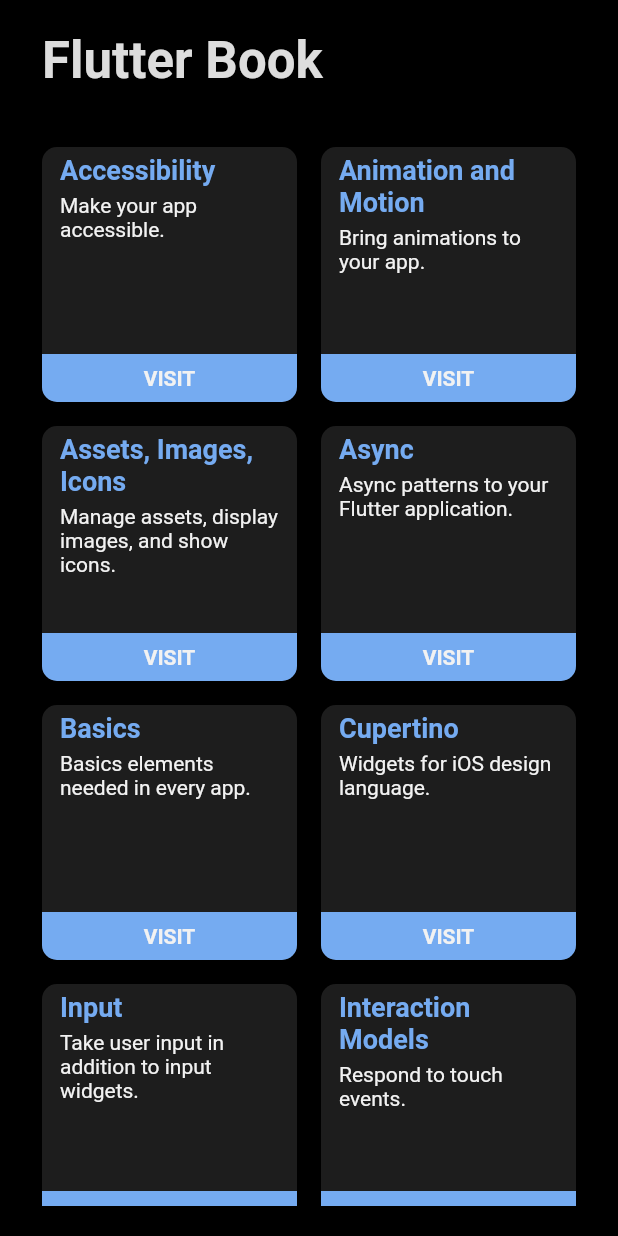
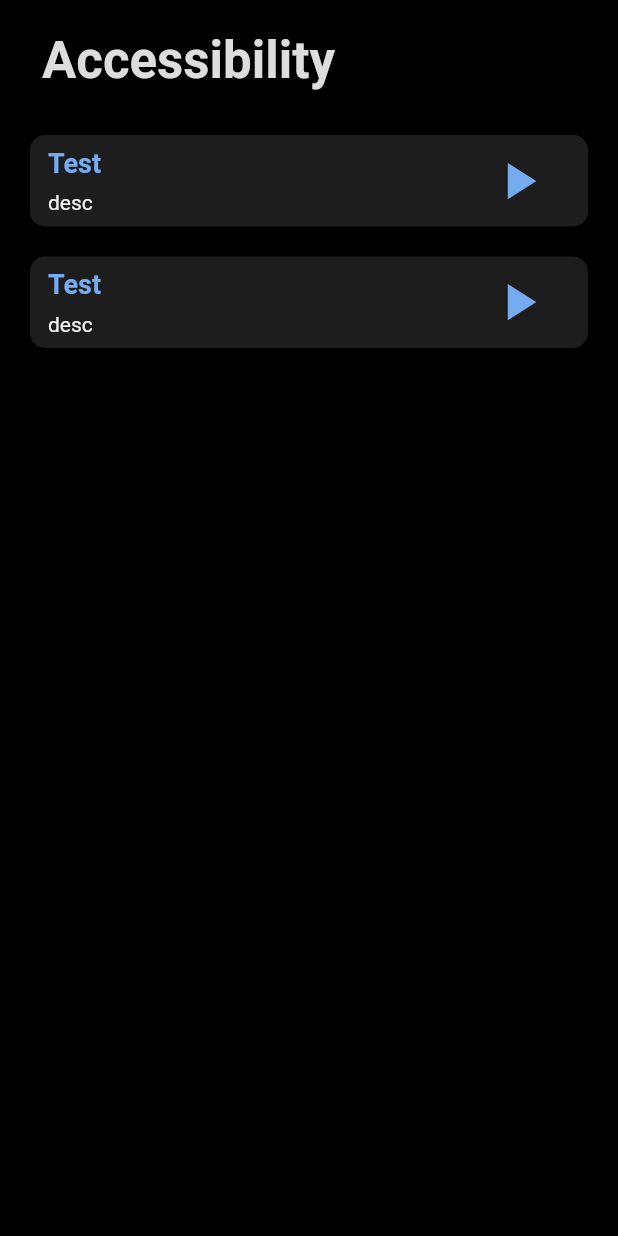
Before and after one commit to GreyImediary/flutter_book, a Flutter app: the screen it shows after launch, after a tap on "Accessibility", on a phone screen of 412 x 824 dp. Run offline on Flutter 3.47's test engine with Material 2 defaults, Android fonts, the phone set to English and light mode, and no system bars.

Commit message:
add category screen and widget item for displaying widget list

```diff
--- /dev/null
+++ b/lib/data/widget_data.dart
@@ -0,0 +1,9 @@
+class WidgetData {
+  final String title;
+  final String desc;
+  final String route;
+  final String heroTag;
+
+  WidgetData(this.title, this.desc, this.route, this.heroTag);
+
+}
--- a/lib/main.dart
+++ b/lib/main.dart
@@ -1,4 +1,6 @@
 import 'package:flutter/material.dart';
+import 'package:flutter_book/data/widget_data.dart';
+import 'package:flutter_book/screens/category_screen.dart';
 import 'package:flutter_book/screens/main_screen.dart';
 
 void main() {
@@ -12,6 +14,11 @@ class MyApp extends StatelessWidget {
       initialRoute: '/',
       routes: {
         '/': (context) => MainScreen(),
+        '/accessibility': (context) =>
+            CategoryScreen('Accessibility', 'accessibility', [
+              WidgetData('Test', 'desc', 'route', 'heroTag'),
+              WidgetData('Test', 'desc', 'route', 'heroTag1')
+            ])
       },
       title: 'Flutter Demo',
       theme: ThemeData(
@@ -19,18 +26,13 @@ class MyApp extends StatelessWidget {
         scaffoldBackgroundColor: Colors.black,
         primaryColorDark: Color(0xff1d1d1d),
         textTheme: TextTheme(
-          headline4: TextStyle(
-            color: Color(0xffdddddd),
-            fontWeight: FontWeight.bold
-          ),
+          headline4:
+              TextStyle(color: Color(0xffdddddd), fontWeight: FontWeight.bold),
           headline6: TextStyle(
-            color: Color(0xff75abf1),
-            fontSize: 18,
-            fontWeight: FontWeight.bold
-          ),
-          bodyText2: TextStyle(
-            color: Color(0xfff2f2f2)
-          ),
+              color: Color(0xff75abf1),
+              fontSize: 18,
+              fontWeight: FontWeight.bold),
+          bodyText2: TextStyle(color: Color(0xfff2f2f2)),
         ),
       ),
     );
--- /dev/null
+++ b/lib/screens/category_screen.dart
@@ -0,0 +1,44 @@
+import 'package:flutter/material.dart';
+import 'package:flutter_book/data/widget_data.dart';
+import 'package:flutter_book/widgets/category_screen_widgets/widget_item.dart';
+
+class CategoryScreen extends StatelessWidget {
+  final String title;
+  final String heroTag;
+  final List<WidgetData> widgets;
+
+  CategoryScreen(this.title, this.heroTag, this.widgets);
+
+  @override
+  Widget build(BuildContext context) {
+    return Scaffold(
+      body: SafeArea(
+        child: Padding(
+          padding: const EdgeInsets.all(20.0),
+          child: ListView(
+            scrollDirection: Axis.vertical,
+            shrinkWrap: true,
+            children: <Widget>[
+              Padding(
+                padding: const EdgeInsets.only(left: 8),
+                child: Hero(
+                  tag: heroTag,
+                  child: Text(
+                    title,
+                    style: Theme.of(context).textTheme.headline4,
+                  ),
+                ),
+              ),
+              Container(
+                height: 30,
+              ),
+             ...widgets.map((e) => WidgetItem(e))
+            ],
+          ),
+        ),
+      ),
+    );
+  }
+
+
+}
--- /dev/null
+++ b/lib/widgets/category_screen_widgets/widget_item.dart
@@ -0,0 +1,80 @@
+import 'package:flutter/material.dart';
+import 'package:flutter_book/data/widget_data.dart';
+
+class WidgetItem extends StatelessWidget {
+  final WidgetData data;
+
+  WidgetItem(this.data);
+
+  @override
+  Widget build(BuildContext context) {
+    return Padding(
+      padding: const EdgeInsets.only(bottom: 20),
+      child: Material(
+        color: Theme
+            .of(context)
+            .primaryColorDark,
+        borderRadius: BorderRadius.circular(10),
+        child: InkWell(
+            borderRadius: BorderRadius.circular(10),
+            onTap: () => Navigator.of(context).pushNamed(data.route),
+            child: Row(
+              crossAxisAlignment: CrossAxisAlignment.center,
+              mainAxisAlignment: MainAxisAlignment.start,
+              children: <Widget>[
+                Flexible(
+                  flex: 3,
+                  child: Padding(
+                    padding: const EdgeInsets.symmetric(
+                      horizontal: 12,
+                      vertical: 8,
+                    ),
+                    child: Column(
+                      mainAxisAlignment: MainAxisAlignment.start,
+                      crossAxisAlignment: CrossAxisAlignment.start,
+                      children: <Widget>[
+                        Hero(
+                          tag: data.heroTag,
+                          child: Text(
+                            data.title,
+                            style:
+                            Theme
+                                .of(context)
+                                .textTheme
+                                .headline6,
+                          ),
+                        ),
+                        Container(height: 8,),
+                        Text(
+                          data.desc,
+                          style:
+                          Theme
+                              .of(context)
+                              .textTheme
+                              .bodyText2,
+                        ),
+                      ],
+                    ),
+                  ),
+                ),
+                Flexible(
+                    flex: 1,
+                    child: Center(
+                      child: Icon(
+                        Icons.play_arrow,
+                        size: MediaQuery
+                            .of(context)
+                            .size
+                            .width / 10,
+                        color: Theme
+                            .of(context)
+                            .accentColor,
+                      ),
+                    )
+                )
+              ],
+            )),
+      ),
+    );
+  }
+}
--- a/pubspec.yaml
+++ b/pubspec.yaml
@@ -14,7 +14,7 @@ description: A new Flutter application.
 version: 1.0.0+1
 
 environment:
-  sdk: ">=2.1.0 <3.0.0"
+  sdk: ">=2.7.0 <3.0.0"
 
 dependencies:
   flutter:
```
Also changed, not shown: pubspec.lock.
